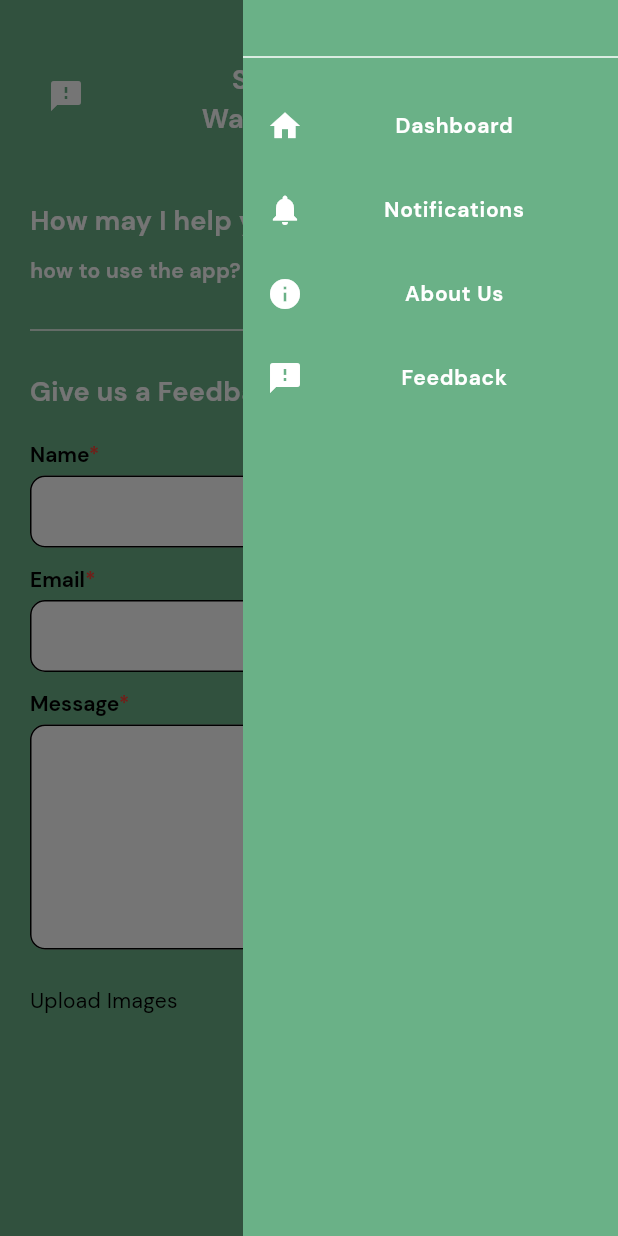
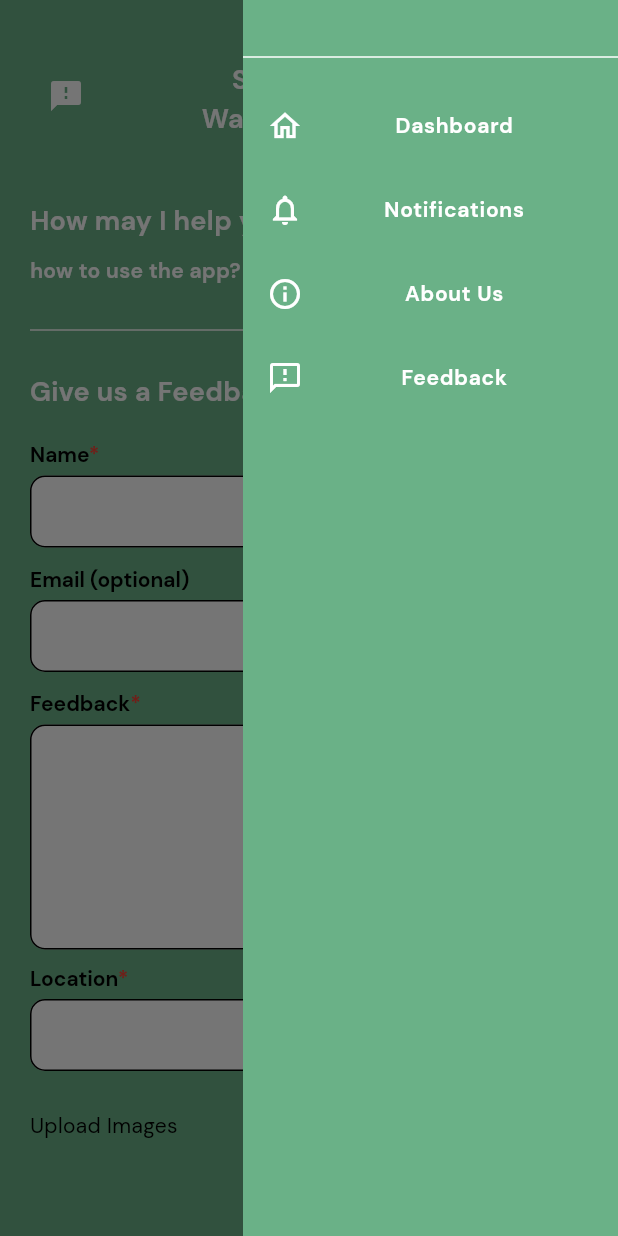
Before and after one commit to lansoyyy/Smart-waste-mobile, a Flutter app: the FeedbackScreen screen opened directly, with the side drawer open, on a phone screen of 412 x 824 dp. Run offline on Flutter 3.47's test engine with Material 3 defaults, Android fonts, the phone set to English and light mode, and no system bars; our stand-ins replace cloud_firestore, firebase_auth, firebase_core, firebase_database, firebase_storage, fluttertoast and 5 more; accounts and stored records are empty.

Commit message:
added revisions

```diff
--- a/lib/screens/feedback_screen.dart
+++ b/lib/screens/feedback_screen.dart
@@ -5,6 +5,7 @@ import 'package:flutter/material.dart';
 import 'package:image_picker/image_picker.dart';
 import 'package:smart_waste_mobile/screens/feedback_list.dart';
 import 'package:smart_waste_mobile/services/add_feedback.dart';
+import 'package:smart_waste_mobile/utlis/app_constants.dart';
 import 'package:smart_waste_mobile/utlis/colors.dart';
 import 'package:smart_waste_mobile/widgets/button_widget.dart';
 import 'package:smart_waste_mobile/widgets/drawer_widget.dart';
@@ -25,6 +26,7 @@ class FeedbackScreen extends StatefulWidget {
 class _FeedbackScreenState extends State<FeedbackScreen> {
   final nameController = TextEditingController();
   final emailController = TextEditingController();
+  final locationController = TextEditingController();
   final messageController = TextEditingController();
 
   bool ischecked = false;
@@ -140,7 +142,8 @@ class _FeedbackScreenState extends State<FeedbackScreen> {
                 borderColor: Colors.black,
                 width: 500,
                 controller: emailController,
-                label: 'Email',
+                isRequred: false,
+                label: 'Email (optional)',
               ),
               const SizedBox(
                 height: 10,
@@ -149,9 +152,18 @@ class _FeedbackScreenState extends State<FeedbackScreen> {
                 borderColor: Colors.black,
                 width: 500,
                 controller: messageController,
-                label: 'Message',
+                label: 'Feedback',
                 maxLine: 10,
                 height: 150,
+              ),
+              const SizedBox(
+                height: 10,
+              ),
+              TextFieldWidget(
+                borderColor: Colors.black,
+                width: 500,
+                controller: locationController,
+                label: 'Location',
               ),
               const SizedBox(
                 height: 10,
@@ -227,14 +239,23 @@ class _FeedbackScreenState extends State<FeedbackScreen> {
                   color: primary,
                   label: 'Submit',
                   onPressed: () {
-                    if (emailController.text != '' ||
-                        messageController.text != '' ||
-                        nameController.text != '') {
-                      addFeedback(emailController.text, messageController.text,
-                          nameController.text, images);
-                      showSubmittedDialog();
+                    if (!hasSubmitted) {
+                      if (emailController.text != '' ||
+                          messageController.text != '' ||
+                          nameController.text != '') {
+                        addFeedback(
+                            emailController.text,
+                            messageController.text,
+                            nameController.text,
+                            images,
+                            locationController.text);
+                        showSubmittedDialog();
+                      } else {
+                        showToast('Cannot proceed! All fields are required');
+                      }
                     } else {
-                      showToast('Cannot proceed! All fields are required');
+                      showToast(
+                          'You can only submit one feedback per day. Please try again tomorrow!');
                     }
                   },
                 ),
@@ -247,6 +268,9 @@ class _FeedbackScreenState extends State<FeedbackScreen> {
   }
 
   showSubmittedDialog() {
+    setState(() {
+      hasSubmitted = true;
+    });
     showDialog(
       barrierDismissible: false,
       context: context,
--- a/lib/screens/notif_screen.dart
+++ b/lib/screens/notif_screen.dart
@@ -204,7 +204,7 @@ class _NotifScreenState extends State<NotifScreen> {
                                             title: TextWidget(
                                               align: TextAlign.start,
                                                 text:
-                                                    'Garbage Truck Collector is  around 1km. Please prepare your garbage. Thank you.',
+                                                    'Garbage Truck Collector has arrived at your location at ${DateFormat('hh:mm a').format(DateTime.now())}',
                                                 fontSize: 14),
                                           )  :ListTile(
                                             leading:
--- a/lib/services/add_feedback.dart
+++ b/lib/services/add_feedback.dart
@@ -1,7 +1,7 @@
 import 'package:cloud_firestore/cloud_firestore.dart';
 import 'package:firebase_auth/firebase_auth.dart';
 
-Future<String> addFeedback(email, feedback, name, List images) async {
+Future<String> addFeedback(email, feedback, name, List images, location) async {
   final docUser = FirebaseFirestore.instance.collection('Feedbacks').doc();
 
   final json = {
@@ -10,6 +10,7 @@ Future<String> addFeedback(email, feedback, name, List images) async {
     'Name': name,
     'Images': images,
     'postedAt': DateTime.now(),
+    'location': location,
   };
 
   await docUser.set(json);
--- a/lib/utlis/app_constants.dart
+++ b/lib/utlis/app_constants.dart
@@ -13,3 +13,5 @@ class AppConstants {
     r'^(?=.*[a-z])(?=.*[A-Z])(?=.*\d)(?=.*[@$#!%*?&_])[A-Za-z\d@#$!%*?&_].{7,}$',
   );
 }
+
+bool hasSubmitted = false;
--- a/lib/widgets/drawer_widget.dart
+++ b/lib/widgets/drawer_widget.dart
@@ -35,7 +35,7 @@ class DrawerWidget extends StatelessWidget {
             ),
             ListTile(
               leading: const Icon(
-                Icons.home,
+                Icons.home_outlined,
                 color: Colors.white,
               ),
               onTap: () {
@@ -51,7 +51,7 @@ class DrawerWidget extends StatelessWidget {
             ),
             ListTile(
               leading: const Icon(
-                Icons.notifications,
+                Icons.notifications_none,
                 color: Colors.white,
               ),
               onTap: () {
@@ -67,7 +67,7 @@ class DrawerWidget extends StatelessWidget {
             ),
             ListTile(
               leading: const Icon(
-                Icons.info,
+                Icons.info_outline,
                 color: Colors.white,
               ),
               onTap: () {
@@ -83,7 +83,7 @@ class DrawerWidget extends StatelessWidget {
             ),
             ListTile(
               leading: const Icon(
-                Icons.feedback,
+                Icons.feedback_outlined,
                 color: Colors.white,
               ),
               onTap: () {
```
